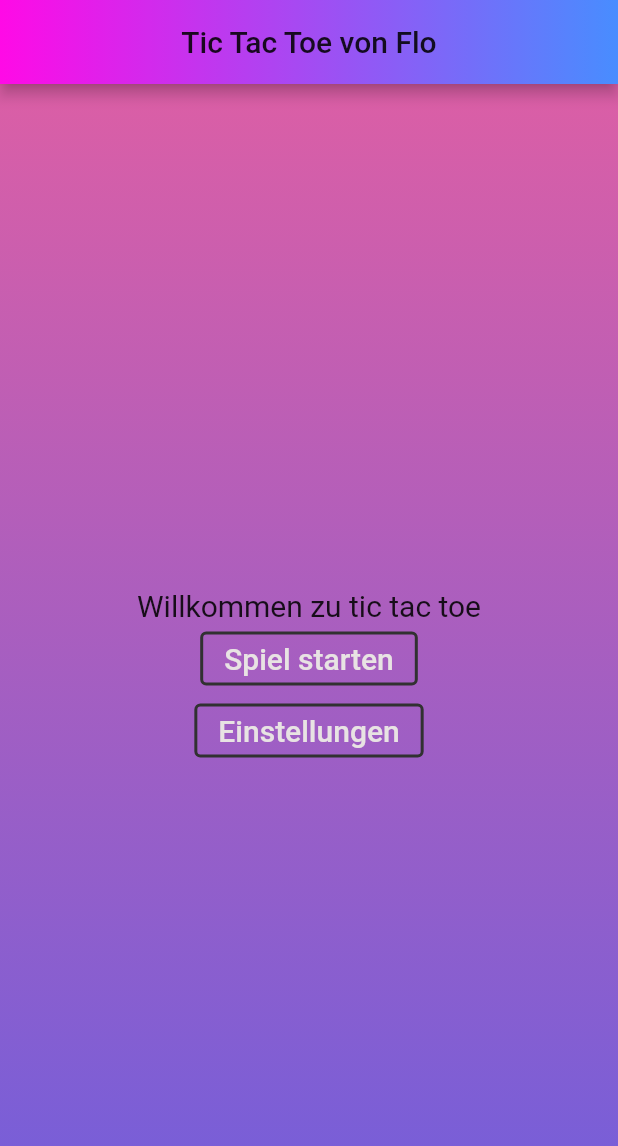
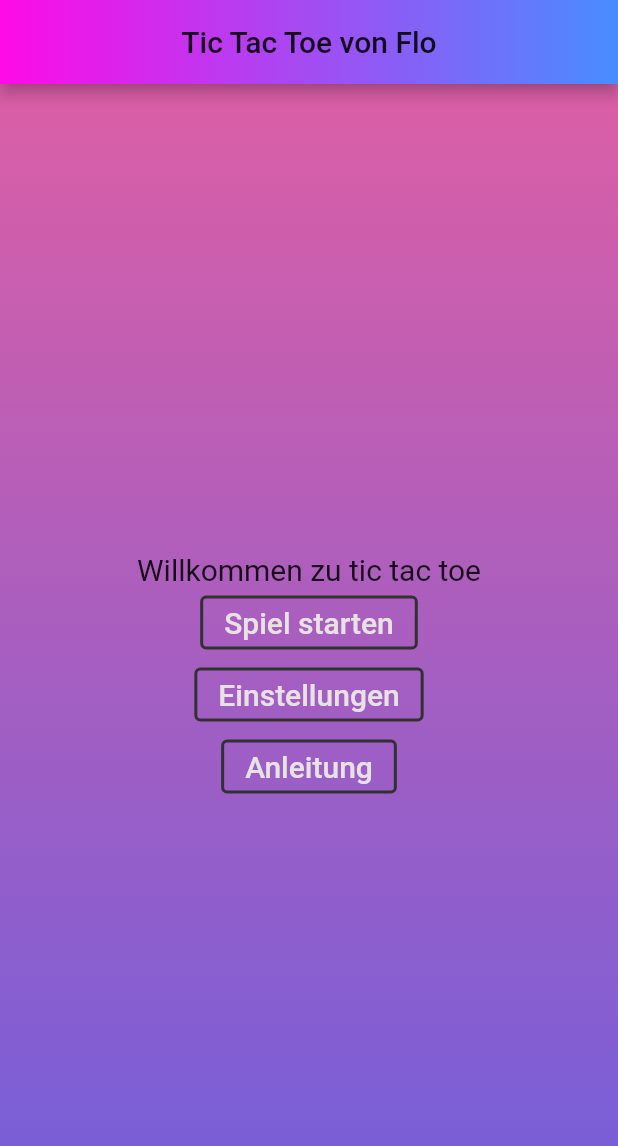
Before and after one commit to Freddy880/tic_tac_toe, a Flutter app: the screen it shows after launch, on a phone screen of 412 x 824 dp. Shown: the top 1146 px of the screen. Run offline on Flutter 3.47's test engine with Material 2 defaults, Android fonts, the phone set to English and light mode, and no system bars; our stand-ins replace google_fonts.

```diff
--- a/lib/main.dart
+++ b/lib/main.dart
@@ -22,6 +22,7 @@ import 'package:google_fonts/google_fonts.dart';
 import 'package:tic_tac_toe/SettingsPage.dart';
 
 import 'GamePage.dart';
+import 'ManualPage.dart';
 
 void main() {
   runApp(MyApp());
@@ -146,7 +147,26 @@ class _MyHomePageState extends State<MyHomePage> {
                        MaterialPageRoute(builder: (context) => SettingPage()));
                   },
                 ),
-              )
+              ),
+              Container(
+                child: OutlinedButton(
+                  style: OutlinedButton.styleFrom(
+                      side: BorderSide(width: 2, color: Color(0xFF313131))),
+                  child: Text(
+                    "Anleitung",
+                    style: GoogleFonts.concertOne(
+                      fontSize: 20,
+                      textStyle: TextStyle(
+                        color: Color(0xFFE8E3E3),
+                      ),
+                    ),
+                  ),
+                  onPressed: (){
+                    Navigator.push(context,
+                        MaterialPageRoute(builder: (context) => ManualPage()));
+                  },
+                ),
+              ),
             ],
           )),
     );
```
Also changed, not shown: lib/ManualPage.dart (added, +67 -0 lines).
